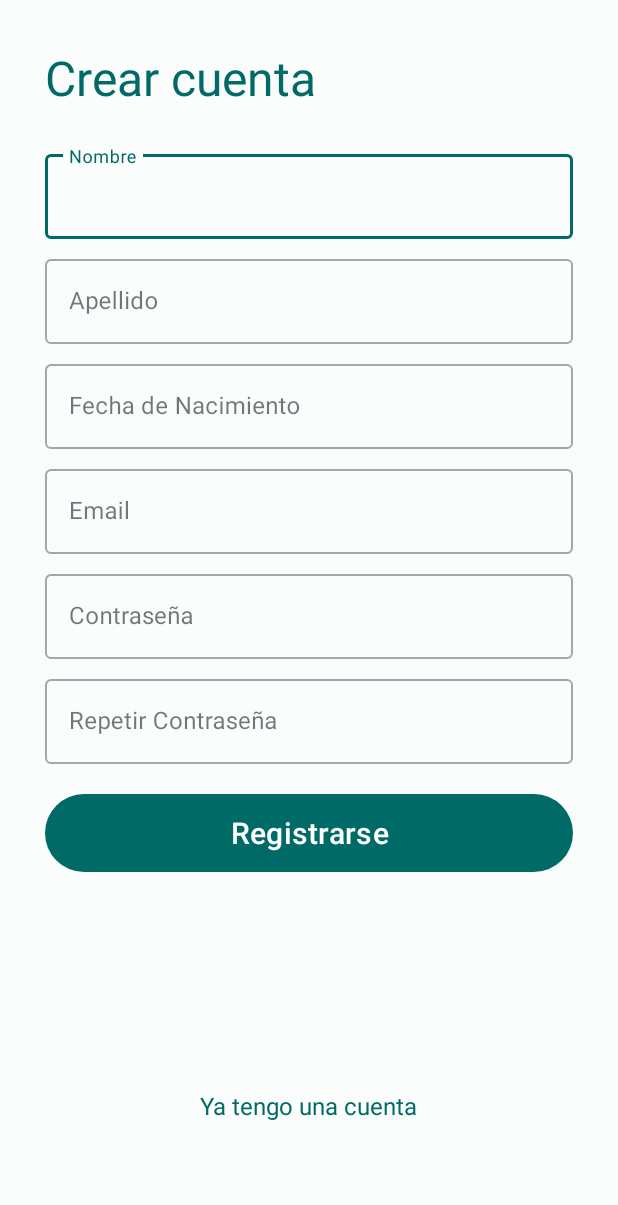
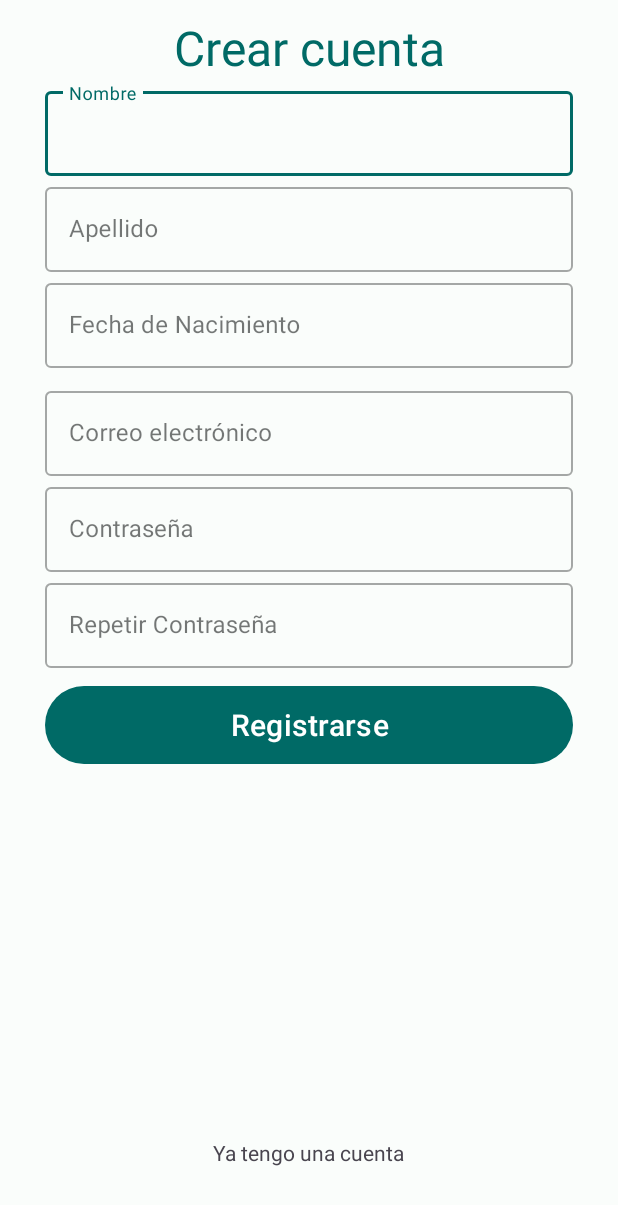
Before and after one commit to mandelbaummatias/AlejandriaApp, an Android app: the layout fragment_login.xml on its own in the app's theme, with its tools: preview values and no code run, on a phone screen of 412 x 824 dp. Shown: the top 1205 px of the screen. Run offline under Robolectric (Android 15) with nearby library versions, the phone set to English and light mode, and no system bars.

Commit message:
vista base de signin v2

```diff
--- a/app/src/main/res/layout/fragment_login.xml
+++ b/app/src/main/res/layout/fragment_login.xml
@@ -1,11 +1,12 @@
 <?xml version="1.0" encoding="utf-8"?>
-<LinearLayout xmlns:android="http://schemas.android.com/apk/res/android"
+<androidx.constraintlayout.widget.ConstraintLayout xmlns:android="http://schemas.android.com/apk/res/android"
+    xmlns:app="http://schemas.android.com/apk/res-auto"
     android:layout_width="match_parent"
-    android:layout_height="match_parent"
-    android:gravity="top"
-    android:orientation="vertical"
-    android:padding="30dp">
+    android:padding="30dp"
+    android:layout_marginTop="-20dp"
+    android:layout_height="match_parent">
 
+    <!-- Titulo -->
     <TextView
         android:id="@+id/textViewTitulo"
         android:layout_width="wrap_content"
@@ -14,16 +15,22 @@
         android:textColor="@color/md_theme_light_primary"
         android:textSize="32dp"
         android:layout_gravity="left"
-        android:layout_marginBottom="16dp" />
+        app:layout_constraintTop_toTopOf="parent"
+        app:layout_constraintStart_toStartOf="parent"
+        app:layout_constraintEnd_toEndOf="parent"
+        android:layout_marginTop="0dp" />
 
-    <!-- Nombre -->
+    <!-- Campo de entrada para el nombre -->
     <com.google.android.material.textfield.TextInputLayout
         android:id="@+id/textInputLayoutNombre"
         style="@style/Widget.MaterialComponents.TextInputLayout.OutlinedBox"
-        android:layout_width="match_parent"
+        android:layout_width="0dp"
         android:layout_height="wrap_content"
-        android:layout_marginTop="8dp"
-        android:hint="Nombre">
+        android:hint="Nombre"
+        app:layout_constraintTop_toBottomOf="@+id/textViewTitulo"
+        app:layout_constraintStart_toStartOf="parent"
+        app:layout_constraintEnd_toEndOf="parent"
+        android:layout_marginTop="2dp">
 
         <com.google.android.material.textfield.TextInputEditText
             android:id="@+id/editTextNombre"
@@ -34,14 +41,17 @@
             android:contentDescription="Ingrese su nombre" />
     </com.google.android.material.textfield.TextInputLayout>
 
-    <!-- Apellido -->
+    <!-- Campo de entrada para el apellido -->
     <com.google.android.material.textfield.TextInputLayout
         android:id="@+id/textInputLayoutApellido"
         style="@style/Widget.MaterialComponents.TextInputLayout.OutlinedBox"
-        android:layout_width="match_parent"
+        android:layout_width="0dp"
         android:layout_height="wrap_content"
-        android:layout_marginTop="8dp"
-        android:hint="Apellido">
+        android:hint="Apellido"
+        app:layout_constraintTop_toBottomOf="@+id/textInputLayoutNombre"
+        app:layout_constraintStart_toStartOf="parent"
+        app:layout_constraintEnd_toEndOf="parent"
+        android:layout_marginTop="2dp">
 
         <com.google.android.material.textfield.TextInputEditText
             android:id="@+id/editTextApellido"
@@ -52,14 +62,17 @@
             android:contentDescription="Ingrese su apellido" />
     </com.google.android.material.textfield.TextInputLayout>
 
-    <!-- Fecha de Nacimiento -->
+    <!-- fecha de nacimiento -->
     <com.google.android.material.textfield.TextInputLayout
         android:id="@+id/textInputLayoutFechaNacimiento"
         style="@style/Widget.MaterialComponents.TextInputLayout.OutlinedBox"
-        android:layout_width="match_parent"
+        android:layout_width="0dp"
         android:layout_height="wrap_content"
-        android:layout_marginTop="8dp"
-        android:hint="Fecha de Nacimiento">
+        android:hint="Fecha de Nacimiento"
+        app:layout_constraintTop_toBottomOf="@+id/textInputLayoutApellido"
+        app:layout_constraintStart_toStartOf="parent"
+        app:layout_constraintEnd_toEndOf="parent"
+        android:layout_marginTop="2dp">
 
         <com.google.android.material.textfield.TextInputEditText
             android:id="@+id/editTextFechaNacimiento"
@@ -70,14 +83,17 @@
             android:contentDescription="Ingrese su fecha de nacimiento" />
     </com.google.android.material.textfield.TextInputLayout>
 
-    <!-- Email -->
+    <!-- correo electrónico -->
     <com.google.android.material.textfield.TextInputLayout
         android:id="@+id/textInputLayoutEmail"
         style="@style/Widget.MaterialComponents.TextInputLayout.OutlinedBox"
-        android:layout_width="match_parent"
+        android:layout_width="0dp"
         android:layout_height="wrap_content"
-        android:layout_marginTop="8dp"
-        android:hint="Email">
+        android:hint="Correo electrónico"
+        app:layout_constraintTop_toBottomOf="@+id/textInputLayoutFechaNacimiento"
+        app:layout_constraintStart_toStartOf="parent"
+        app:layout_constraintEnd_toEndOf="parent"
+        android:layout_marginTop="10dp">
 
         <com.google.android.material.textfield.TextInputEditText
             android:id="@+id/editTextEmail"
@@ -88,14 +104,17 @@
             android:contentDescription="Ingrese su dirección de correo electrónico" />
     </com.google.android.material.textfield.TextInputLayout>
 
-    <!-- Contraseña -->
+    <!-- contraseña -->
     <com.google.android.material.textfield.TextInputLayout
         android:id="@+id/textInputLayoutContraseña"
         style="@style/Widget.MaterialComponents.TextInputLayout.OutlinedBox"
-        android:layout_width="match_parent"
+        android:layout_width="0dp"
         android:layout_height="wrap_content"
-        android:layout_marginTop="8dp"
-        android:hint="Contraseña">
+        android:hint="Contraseña"
+        app:layout_constraintTop_toBottomOf="@+id/textInputLayoutEmail"
+        app:layout_constraintStart_toStartOf="parent"
+        app:layout_constraintEnd_toEndOf="parent"
+        android:layout_marginTop="2dp">
 
         <com.google.android.material.textfield.TextInputEditText
             android:id="@+id/editTextContraseña"
@@ -106,14 +125,17 @@
             android:contentDescription="Ingrese su contraseña" />
     </com.google.android.material.textfield.TextInputLayout>
 
-    <!-- Repetir Contraseña -->
+    <!-- repetir la contraseña -->
     <com.google.android.material.textfield.TextInputLayout
         android:id="@+id/textInputLayoutRepetirContraseña"
         style="@style/Widget.MaterialComponents.TextInputLayout.OutlinedBox"
-        android:layout_width="match_parent"
+        android:layout_width="0dp"
         android:layout_height="wrap_content"
-        android:layout_marginTop="8dp"
-        android:hint="Repetir Contraseña">
+        android:hint="Repetir Contraseña"
+        app:layout_constraintTop_toBottomOf="@+id/textInputLayoutContraseña"
+        app:layout_constraintStart_toStartOf="parent"
+        app:layout_constraintEnd_toEndOf="parent"
+        android:layout_marginTop="2dp">
 
         <com.google.android.material.textfield.TextInputEditText
             android:id="@+id/editTextRepetirContraseña"
@@ -127,34 +149,28 @@
     <!-- Botón de Registro -->
     <Button
         android:id="@+id/btnRegistro"
-        android:layout_width="match_parent"
+        android:layout_width="0dp"
         android:textSize="20dp"
         android:layout_height="60dp"
-        android:layout_marginTop="16dp"
-        android:text="Registrarse" />
+        android:layout_marginTop="8dp"
+        android:text="Registrarse"
+        app:layout_constraintStart_toStartOf="parent"
+        app:layout_constraintEnd_toEndOf="parent"
+        app:layout_constraintTop_toBottomOf="@+id/textInputLayoutRepetirContraseña" />
 
-
-    <LinearLayout xmlns:android="http://schemas.android.com/apk/res/android"
-        android:layout_width="match_parent"
-        android:layout_height="match_parent"
-        android:gravity="bottom"
-        android:orientation="vertical"
-        android:padding="30dp">
-
-        <!-- Botón de Ingreso -->
+    <!-- "Ya tengo una cuenta" -->
     <TextView
         android:id="@+id/textViewLogin"
         android:layout_width="wrap_content"
         android:layout_height="wrap_content"
         android:text="Ya tengo una cuenta"
-            android:textColor="@color/md_theme_light_primary"
-            android:textSize="16dp"
-            android:layout_gravity="center"
+        app:layout_constraintBottom_toBottomOf="parent"
+        app:layout_constraintStart_toStartOf="parent"
+        app:layout_constraintEnd_toEndOf="parent"
         android:layout_marginBottom="16dp"
         android:background="?attr/selectableItemBackground"
         android:clickable="true"
         android:focusable="true" />
 
-    </LinearLayout>
 
-</LinearLayout>
+</androidx.constraintlayout.widget.ConstraintLayout>
--- a/app/src/main/res/layout/fragment_signin.xml
+++ b/app/src/main/res/layout/fragment_signin.xml
@@ -14,6 +14,7 @@
         android:textColor="@color/md_theme_light_primary"
         android:textSize="32dp"
         android:layout_gravity="left"
+        android:layout_marginTop="-10dp"
         android:layout_marginBottom="16dp" />
 
     <!-- Email -->
```
Lines whose indentation alone changed are shown as unchanged.
